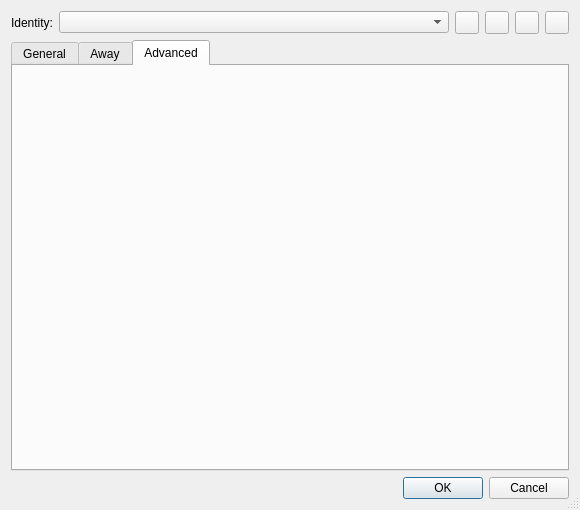
Qt form Network/IRC/IrcIdentitiesEditDialog.ui (testmana2/test) before a commit.
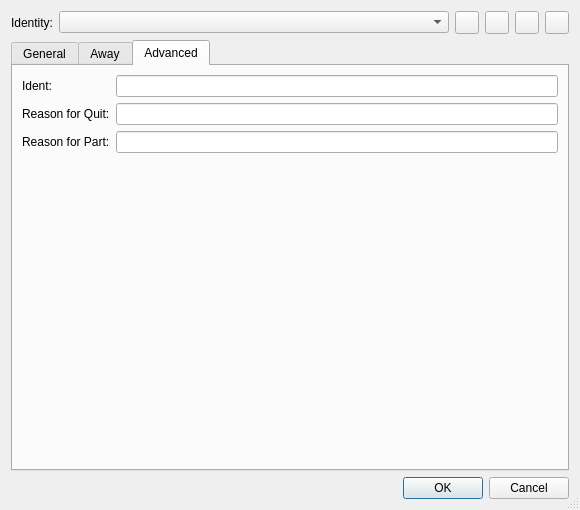
The same form after that commit. The open tabs and pages were chosen to show the change.

The edit to the form file:
```diff
--- a/Network/IRC/IrcIdentitiesEditDialog.ui
+++ b/Network/IRC/IrcIdentitiesEditDialog.ui
@@ -214,6 +214,63 @@
       <attribute name="title">
        <string>Advanced</string>
       </attribute>
+      <layout class="QGridLayout" name="gridLayout_3">
+       <item row="0" column="0">
+        <widget class="QLabel" name="label_5">
+         <property name="text">
+          <string>Ident:</string>
+         </property>
+        </widget>
+       </item>
+       <item row="0" column="1">
+        <widget class="QLineEdit" name="identEdit">
+         <property name="toolTip">
+          <string>Enter the identity to be used to log-on to the server</string>
+         </property>
+        </widget>
+       </item>
+       <item row="1" column="0">
+        <widget class="QLabel" name="label_6">
+         <property name="text">
+          <string>Reason for Quit:</string>
+         </property>
+        </widget>
+       </item>
+       <item row="1" column="1">
+        <widget class="QLineEdit" name="quitEdit">
+         <property name="toolTip">
+          <string>Enter a message to be sent when quitting</string>
+         </property>
+        </widget>
+       </item>
+       <item row="2" column="0">
+        <widget class="QLabel" name="label_7">
+         <property name="text">
+          <string>Reason for Part:</string>
+         </property>
+        </widget>
+       </item>
+       <item row="2" column="1">
+        <widget class="QLineEdit" name="partEdit">
+         <property name="toolTip">
+          <string>Enter message to be sent when leaving a channel</string>
+         </property>
+        </widget>
+       </item>
+       <item row="3" column="1">
+        <spacer name="verticalSpacer_2">
+         <property name="orientation">
+          <enum>Qt::Vertical</enum>
+         </property>
+         <property name="sizeHint" stdset="0">
+          <size>
+           <width>20</width>
+           <height>291</height>
+          </size>
+         </property>
+        </spacer>
+       </item>
+      </layout>
      </widget>
     </widget>
    </item>
```
Left out of the diff: 3 changed lines with no effect on the pictures.
